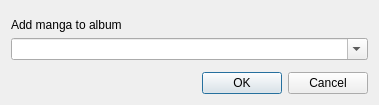
The window that albumselectordlg.ui (kernel1024/qmanga) describes before a commit, drawn with Qt 5.
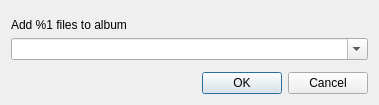
The same window after the commit.

Commit message: ImageMagick error reporting, files count display on new manga adding dialog.

Patch:
```diff
--- a/albumselectordlg.ui
+++ b/albumselectordlg.ui
@@ -30,7 +30,7 @@
    <item>
     <widget class="QLabel" name="label">
      <property name="text">
-      <string>Add manga to album</string>
+      <string>Add %1 files to album</string>
      </property>
      <property name="buddy">
       <cstring>listAlbums</cstring>
```
The commit also changes 8 other files.
